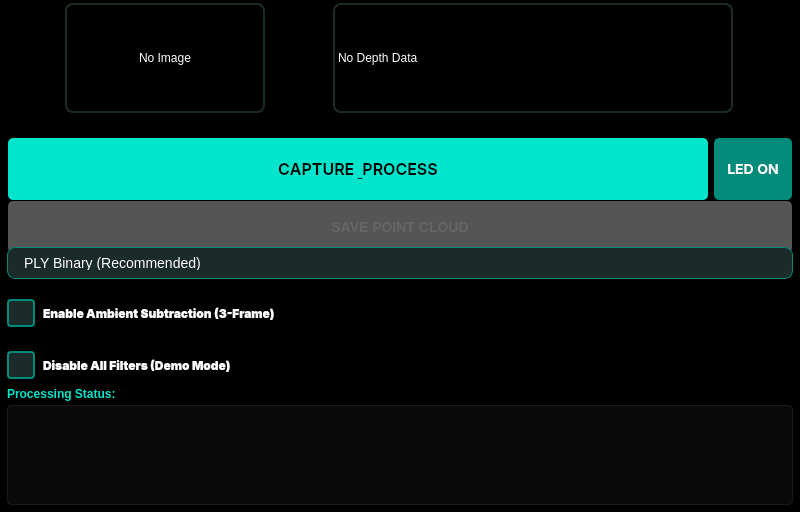
Qt form src/gui/ui/depth_test_widget.ui (SupernovaIndustries/unlook-standalone) before a commit.
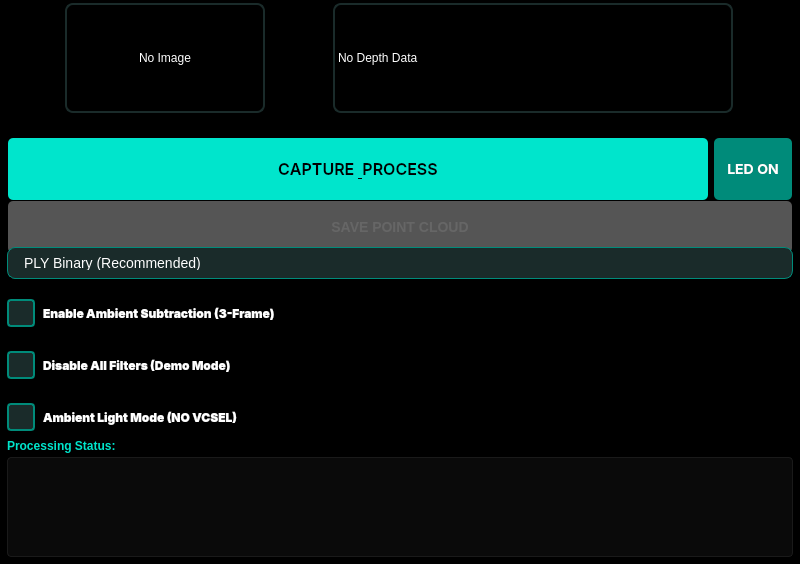
The same form after that commit.

Commit message: CRITICAL FIX: AS1170 VCSEL state reset between activations

Diff of the .ui file:
```diff
--- a/src/gui/ui/depth_test_widget.ui
+++ b/src/gui/ui/depth_test_widget.ui
@@ -562,6 +562,68 @@
              </property>
             </widget>
            </item>
+           <item>
+            <widget class="QCheckBox" name="ambient_light_mode_checkbox">
+             <property name="minimumSize">
+              <size>
+               <width>140</width>
+               <height>32</height>
+              </size>
+             </property>
+             <property name="maximumSize">
+              <size>
+               <width>800</width>
+               <height>36</height>
+              </size>
+             </property>
+             <property name="font">
+              <font>
+               <family>Inter</family>
+               <pointsize>9</pointsize>
+               <bold>true</bold>
+              </font>
+             </property>
+             <property name="styleSheet">
+              <string notr="true">/* Supernova-tech Checkbox */
+QCheckBox {
+    color: #FFFFFF;
+    font-family: &quot;Inter&quot;, sans-serif;
+    font-weight: 700;
+    spacing: 8px;
+    min-height: 48px;
+}
+
+QCheckBox::indicator {
+    width: 24px;
+    height: 24px;
+    border: 2px solid #008B7A;
+    border-radius: 4px;
+    background: #1A2B2A;
+}
+
+QCheckBox::indicator:hover {
+    border: 2px solid #00E5CC;
+    background: #1A2B2A;
+}
+
+QCheckBox::indicator:checked {
+    background: #00E5CC;
+    border: 2px solid #00B8A3;
+}
+
+QCheckBox::indicator:checked:hover {
+    background: #00FFE6;
+    border: 2px solid #00E5CC;
+}</string>
+             </property>
+             <property name="text">
+              <string>Ambient Light Mode (NO VCSEL)</string>
+             </property>
+             <property name="checked">
+              <bool>false</bool>
+             </property>
+            </widget>
+           </item>
            <item>
             <widget class="QLabel" name="status_label">
              <property name="text">
```
The commit also changes 19 other files.
